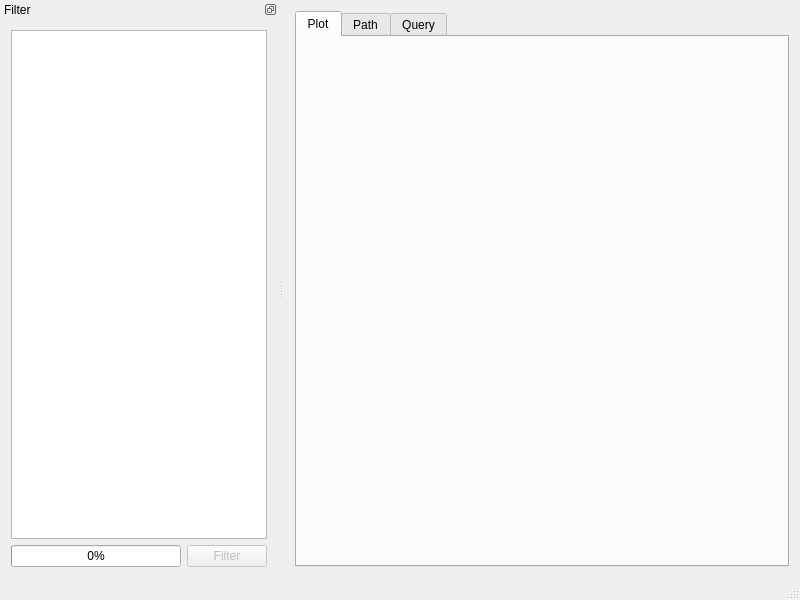
Before: the Qt Designer form mainwindow.ui in BugenZhao/MTAnalyzer, drawn with Qt 5.
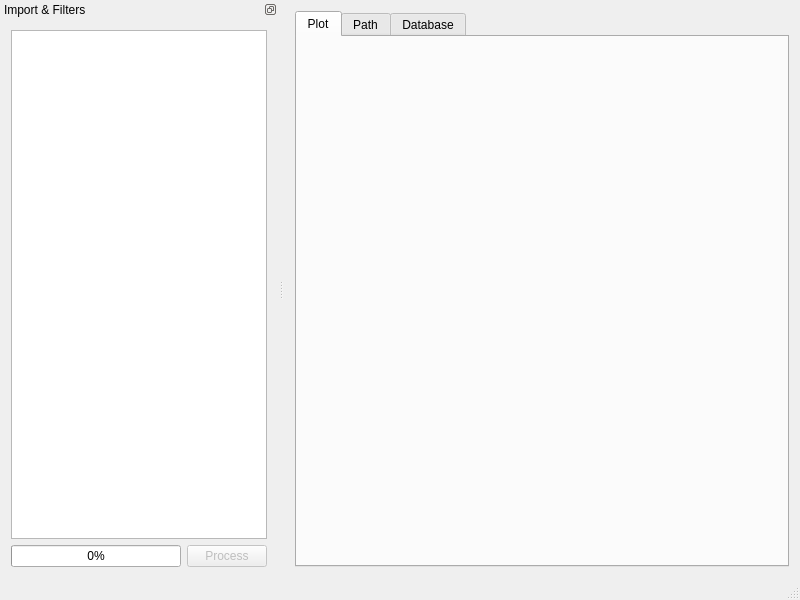
After: the same form once the commit is applied.

Commit message: Multithreading (Import) 2/2

Diff of the .ui file:
```diff
--- a/mainwindow.ui
+++ b/mainwindow.ui
@@ -38,7 +38,7 @@
       </widget>
       <widget class="QWidget" name="tab3">
        <attribute name="title">
-        <string>Query</string>
+        <string>Database</string>
        </attribute>
       </widget>
      </widget>
@@ -61,7 +61,7 @@
     <set>QDockWidget::DockWidgetFloatable|QDockWidget::DockWidgetMovable</set>
    </property>
    <property name="windowTitle">
-    <string>Filter</string>
+    <string>Import &amp; Filters</string>
    </property>
    <attribute name="dockWidgetArea">
     <number>1</number>
@@ -144,7 +144,7 @@
               </sizepolicy>
              </property>
              <property name="text">
-              <string>Filter</string>
+              <string>Process</string>
              </property>
             </widget>
            </item>
```
The commit also changes 2 other files.
